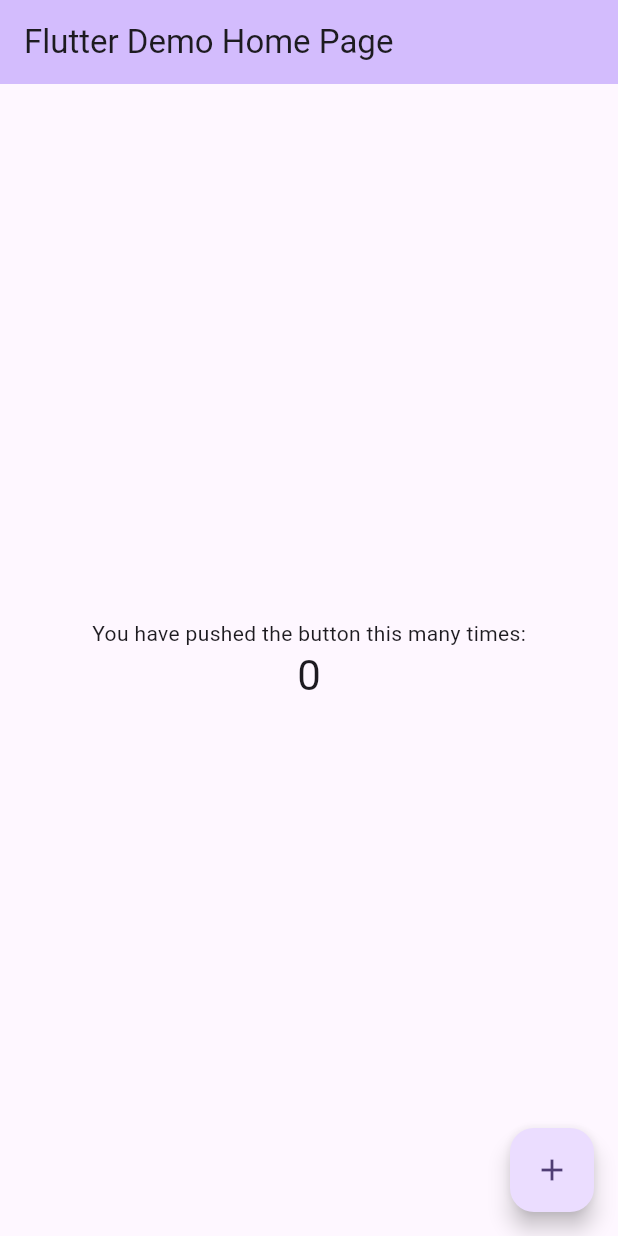
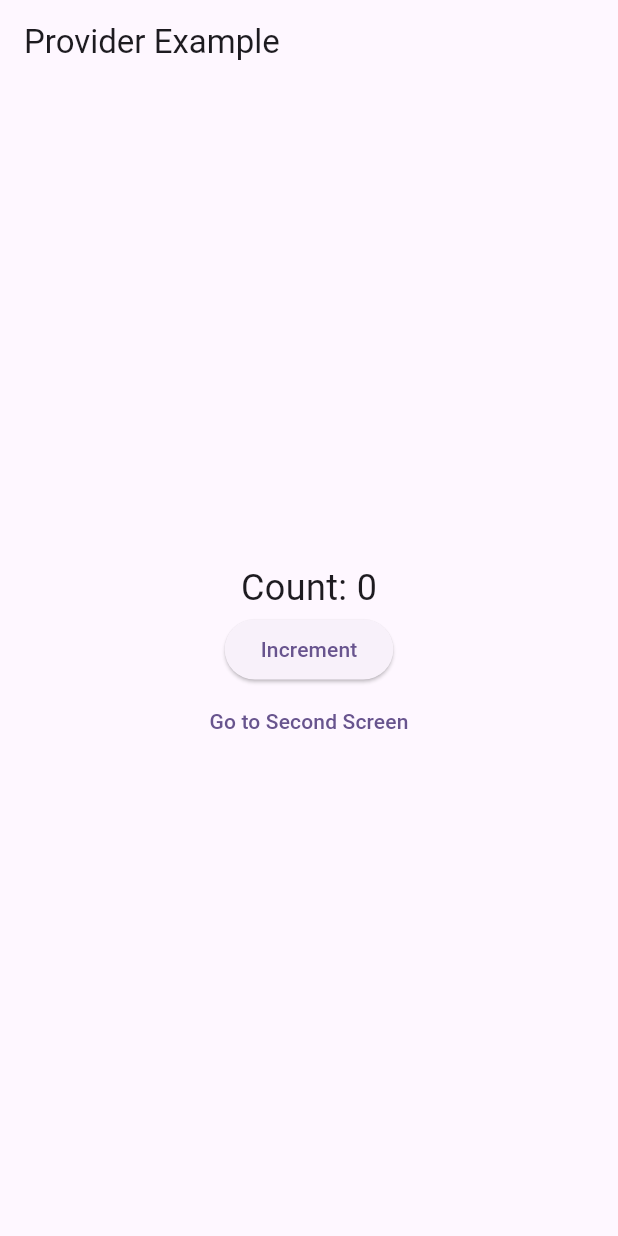
Before and after one commit to thpthang-nextfunc/discuss_tech, a Flutter app: the screen it shows after launch, on a phone screen of 412 x 824 dp. Run offline on Flutter 3.47's test engine with Material 3 defaults, Android fonts, the phone set to English and light mode, and no system bars.

Commit message:
add provider example

```diff
--- /dev/null
+++ b/lib/counter.dart
@@ -0,0 +1,12 @@
+import 'package:flutter/material.dart';
+
+class Counter with ChangeNotifier {
+  int _count = 0;
+
+  int get count => _count;
+
+  void increment() {
+    _count++;
+    notifyListeners();
+  }
+}
--- a/lib/main.dart
+++ b/lib/main.dart
@@ -1,4 +1,7 @@
+import 'package:discuss_tech/counter.dart';
+import 'package:discuss_tech/second_screen.dart';
 import 'package:flutter/material.dart';
+import 'package:provider/provider.dart';
 
 void main() {
   runApp(const MyApp());
@@ -9,14 +12,16 @@ class MyApp extends StatelessWidget {
 
   @override
   Widget build(BuildContext context) {
-    return MaterialApp(
+    return ChangeNotifierProvider(
+        create: (_) => Counter(),
+        child: MaterialApp(
           title: 'Flutter Demo',
           theme: ThemeData(
             colorScheme: ColorScheme.fromSeed(seedColor: Colors.deepPurple),
             useMaterial3: true,
           ),
           home: const MyHomePage(title: 'Flutter Demo Home Page'),
-    );
+        ));
   }
 }
 
@@ -30,40 +35,36 @@ class MyHomePage extends StatefulWidget {
 }
 
 class _MyHomePageState extends State<MyHomePage> {
-  int _counter = 0;
-
-  void _incrementCounter() {
-    setState(() {
-      _counter++;
-    });
-  }
-
   @override
   Widget build(BuildContext context) {
+    final counter = Provider.of<Counter>(context);
+
     return Scaffold(
       appBar: AppBar(
-        backgroundColor: Theme.of(context).colorScheme.inversePrimary,
-        title: Text(widget.title),
+        title: const Text('Provider Example'),
       ),
       body: Center(
         child: Column(
           mainAxisAlignment: MainAxisAlignment.center,
           children: <Widget>[
-            const Text(
-              'You have pushed the button this many times:',
+            Text(
+              'Count: ${counter.count}',
+              style: const TextStyle(fontSize: 24),
             ),
-            Text(
-              '$_counter',
-              style: Theme.of(context).textTheme.headlineMedium,
+            ElevatedButton(
+              onPressed: () => counter.increment(),
+              child: const Text('Increment'),
+            ),
+            TextButton(
+              onPressed: () {
+                Navigator.push(context,
+                    MaterialPageRoute(builder: (_) => const SecondScreen()));
+              },
+              child: const Text('Go to Second Screen'),
             ),
           ],
         ),
       ),
-      floatingActionButton: FloatingActionButton(
-        onPressed: _incrementCounter,
-        tooltip: 'Increment',
-        child: const Icon(Icons.add),
-      ),
     );
   }
 }
--- /dev/null
+++ b/lib/second_screen.dart
@@ -0,0 +1,24 @@
+import 'package:flutter/material.dart';
+import 'package:provider/provider.dart';
+import 'counter.dart';
+
+class SecondScreen extends StatelessWidget {
+  const SecondScreen({super.key});
+
+  @override
+  Widget build(BuildContext context) {
+    final counter = Provider.of<Counter>(context);
+
+    return Scaffold(
+      appBar: AppBar(
+        title: const Text('Second Screen'),
+      ),
+      body: Center(
+        child: Text(
+          'Count from Second Screen: ${counter.count}',
+          style: const TextStyle(fontSize: 24),
+        ),
+      ),
+    );
+  }
+}
--- a/pubspec.yaml
+++ b/pubspec.yaml
@@ -35,6 +35,7 @@ dependencies:
   # The following adds the Cupertino Icons font to your application.
   # Use with the CupertinoIcons class for iOS style icons.
   cupertino_icons: ^1.0.6
+  provider: ^6.1.2
 
 dev_dependencies:
   flutter_test:
```
Lines whose indentation alone changed are shown as unchanged.
